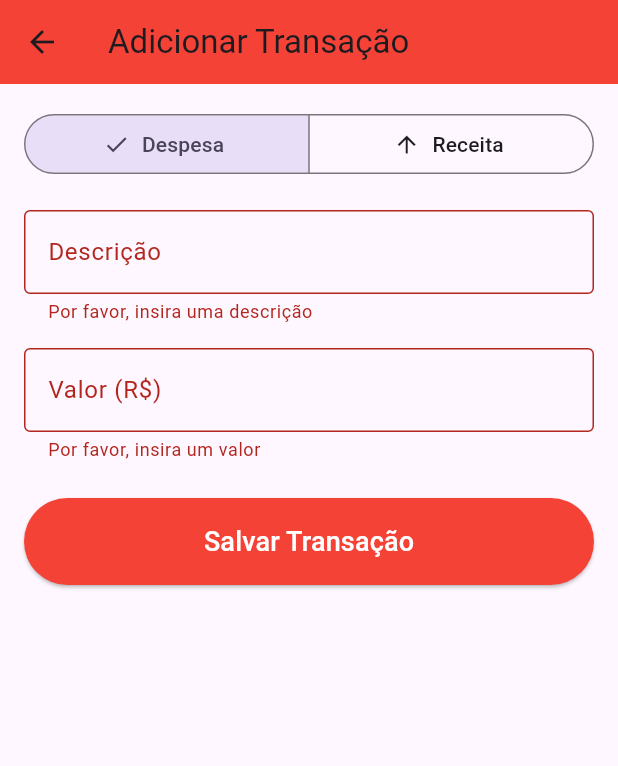
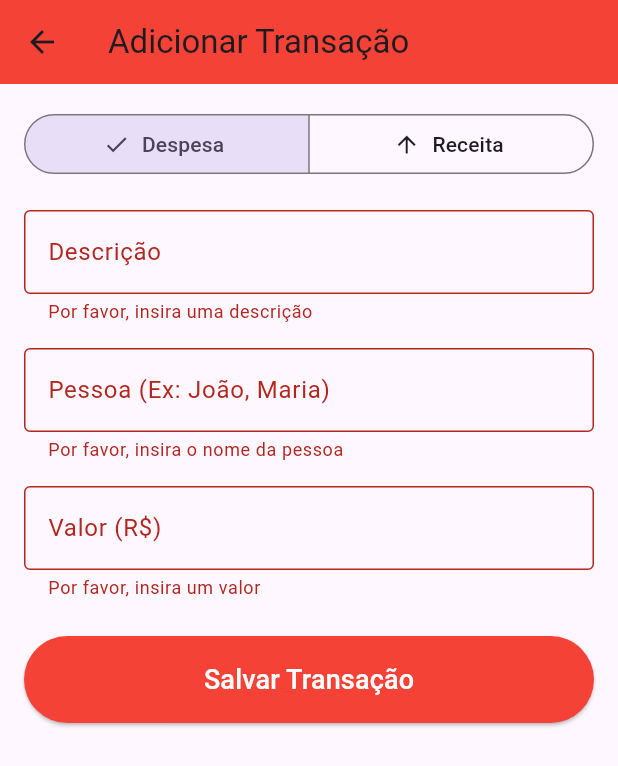
Before and after one commit to joaopedro998/Minhas-Financas-App, a Flutter app: the AddTransactionScreen screen opened directly, after a tap on "Salvar Transação", on a phone screen of 412 x 824 dp. Shown: the top 766 px of the screen. Run offline on Flutter 3.47's test engine with Material 3 defaults, Android fonts, the phone set to English and light mode, and no system bars; our stand-ins replace cloud_firestore, firebase_core; accounts and stored records are empty.

```diff
--- a/lib/screens/add_transaction_screen.dart
+++ b/lib/screens/add_transaction_screen.dart
@@ -1,14 +1,22 @@
-// ATENÇÃO: Verifique se o caminho para o firestore_service.dart está correto!
+// lib/screens/add_transaction_screen.dart
+
+import 'package:flutter/material.dart';
+// Import corrigido com o nome do seu projeto
 import 'package:flutter_application_1/services/firestore_service.dart';
-import 'package:flutter/material.dart';
 
+// --- PARTE 1: A "Carcaça" do Widget ---
+// Esta é a parte fixa.
 class AddTransactionScreen extends StatefulWidget {
   const AddTransactionScreen({super.key});
 
+  // Este é o método que estava faltando.
+  // Ele diz ao Flutter como criar a parte dinâmica (o State) deste widget.
   @override
   State<AddTransactionScreen> createState() => _AddTransactionScreenState();
 }
 
+// --- PARTE 2: O "Motor" do Widget ---
+// Esta é a parte dinâmica, que guarda as informações e constrói a tela.
 class _AddTransactionScreenState extends State<AddTransactionScreen> {
   // Chave para identificar e validar nosso formulário
   final _formKey = GlobalKey<FormState>();
@@ -16,6 +24,8 @@ class _AddTransactionScreenState extends State<AddTransactionScreen> {
   // Controladores para pegar os valores dos campos de texto
   final _descriptionController = TextEditingController();
   final _amountController = TextEditingController();
+  final _personController =
+      TextEditingController(); // Controlador para o campo "Pessoa"
 
   // Variável para guardar o tipo da transação (receita ou despesa)
   String _transactionType = 'despesa'; // Começa como despesa por padrão
@@ -37,6 +47,8 @@ class _AddTransactionScreenState extends State<AddTransactionScreen> {
         padding: const EdgeInsets.all(16.0),
         child: Form(
           key: _formKey, // Associando a chave ao formulário
+          // Usamos um SingleChildScrollView para a tela não quebrar quando o teclado aparecer
+          child: SingleChildScrollView(
             child: Column(
               crossAxisAlignment: CrossAxisAlignment.stretch,
               children: [
@@ -75,6 +87,23 @@ class _AddTransactionScreenState extends State<AddTransactionScreen> {
                   validator: (value) {
                     if (value == null || value.isEmpty) {
                       return 'Por favor, insira uma descrição';
+                    }
+                    return null;
+                  },
+                ),
+
+                const SizedBox(height: 16),
+
+                // --- NOVO CAMPO: Pessoa ---
+                TextFormField(
+                  controller: _personController,
+                  decoration: const InputDecoration(
+                    labelText: 'Pessoa (Ex: João, Maria)',
+                    border: OutlineInputBorder(),
+                  ),
+                  validator: (value) {
+                    if (value == null || value.isEmpty) {
+                      return 'Por favor, insira o nome da pessoa';
                     }
                     return null;
                   },
@@ -123,6 +152,7 @@ class _AddTransactionScreenState extends State<AddTransactionScreen> {
             ),
           ),
         ),
+      ),
     );
   }
 
@@ -132,13 +162,19 @@ class _AddTransactionScreenState extends State<AddTransactionScreen> {
     if (_formKey.currentState!.validate()) {
       // 2. Pegar os valores dos campos
       final description = _descriptionController.text;
-      // Substitui vírgula por ponto para garantir que seja um número válido
       final amount = double.parse(_amountController.text.replaceAll(',', '.'));
       final type = _transactionType;
+      final person = _personController.text; // Pegando o valor do novo campo
 
       // 3. Chamar o serviço do Firestore para salvar os dados
       try {
-        await _firestoreService.addTransaction(description, amount, type);
+        // Agora passamos o nome da pessoa para a função de salvar
+        await _firestoreService.addTransaction(
+          description,
+          amount,
+          type,
+          person,
+        );
 
         // 4. Mostrar mensagem de sucesso e fechar a tela
         if (mounted) {
@@ -163,6 +199,7 @@ class _AddTransactionScreenState extends State<AddTransactionScreen> {
   void dispose() {
     _descriptionController.dispose();
     _amountController.dispose();
+    _personController.dispose(); // Limpando o novo controlador
     super.dispose();
   }
 }
```
Also changed, not shown: lib/services/firestore_service.dart (+12 -7 lines). Lines whose indentation alone changed are shown as unchanged.
